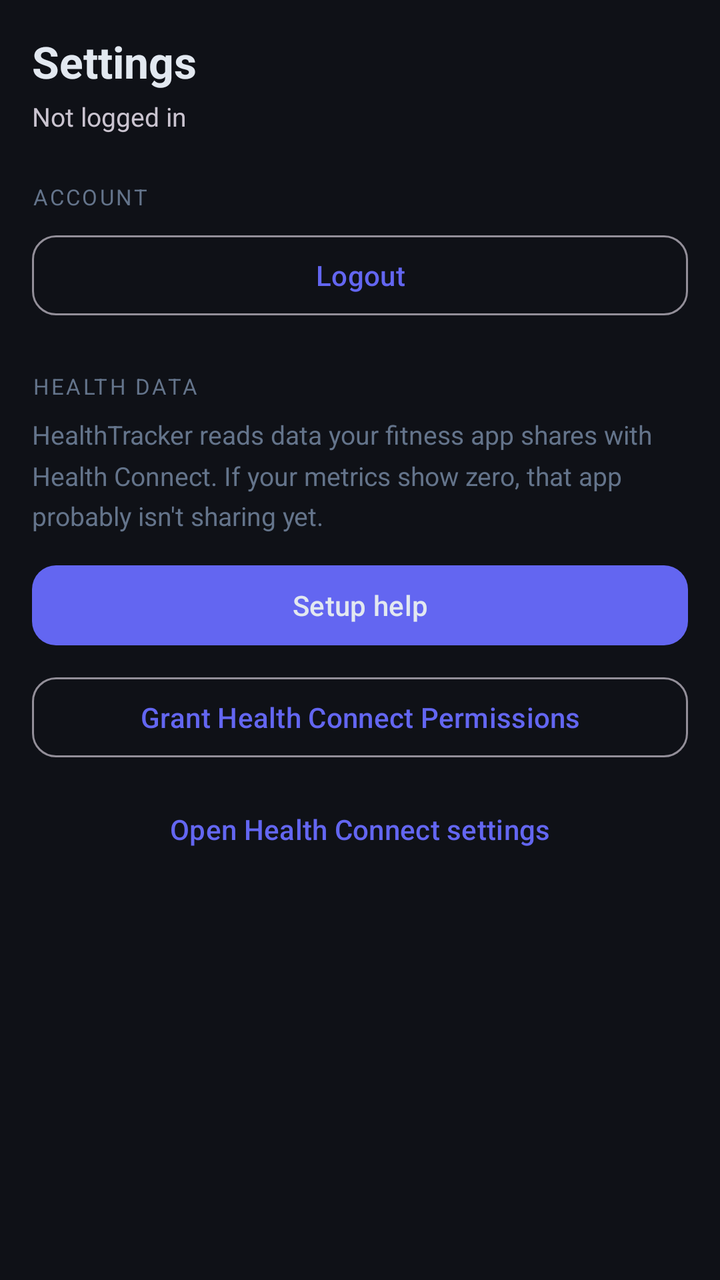
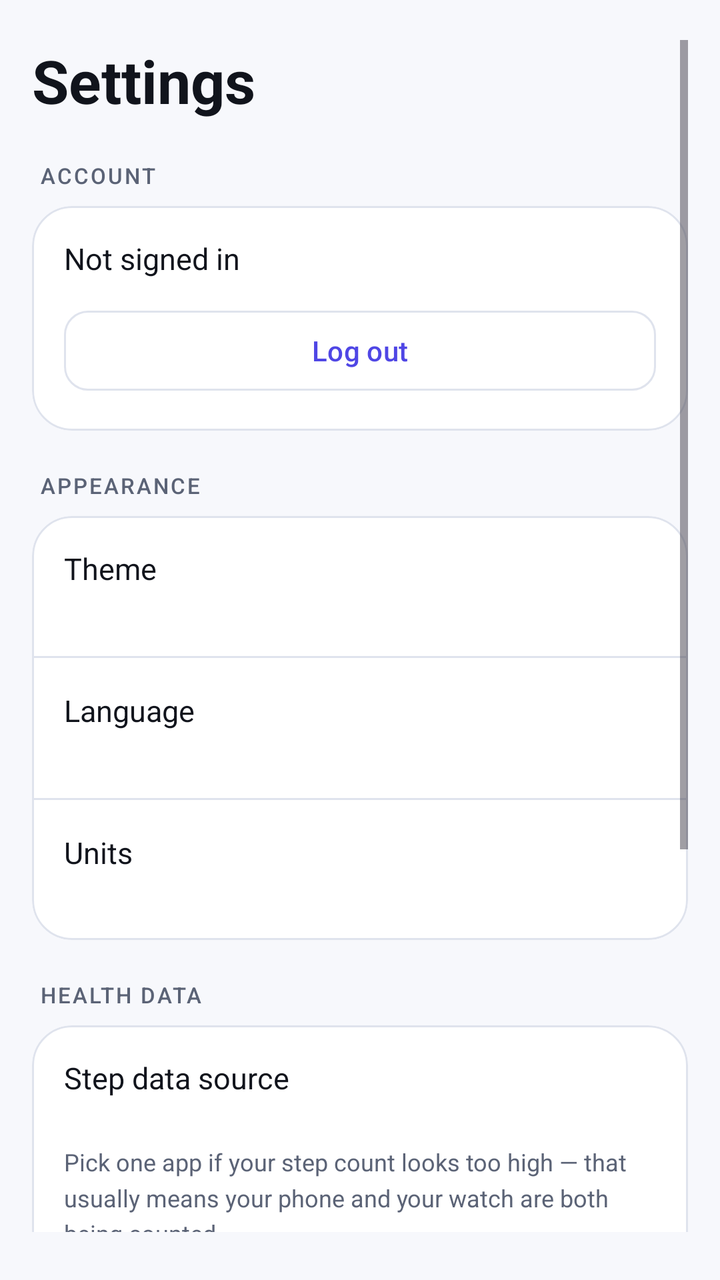

Screens rendered from an Android XML layout before and after an edit, with the pre-edit source and the edit as a unified diff.
<!-- AndroidManifest.xml: application theme Theme.HealthTracker -->
<!-- res/layout/fragment_settings.xml -->
<?xml version="1.0" encoding="utf-8"?>
<ScrollView xmlns:android="http://schemas.android.com/apk/res/android"
    xmlns:app="http://schemas.android.com/apk/res-auto"
    android:layout_width="match_parent"
    android:layout_height="match_parent"
    android:background="@color/background"
    android:padding="16dp">

    <LinearLayout
        android:layout_width="match_parent"
        android:layout_height="wrap_content"
        android:orientation="vertical">

        <TextView
            android:layout_width="wrap_content"
            android:layout_height="wrap_content"
            android:text="Settings"
            android:textSize="22sp"
            android:textStyle="bold"
            android:textColor="@color/text_primary"
            android:layout_marginBottom="4dp" />

        <TextView
            android:id="@+id/text_status"
            android:layout_width="wrap_content"
            android:layout_height="wrap_content"
            android:text="Not logged in"
            android:textSize="13sp"
            android:layout_marginBottom="24dp" />

        <TextView
            android:layout_width="wrap_content"
            android:layout_height="wrap_content"
            android:text="ACCOUNT"
            android:textSize="11sp"
            android:textColor="@color/text_secondary"
            android:letterSpacing="0.1"
            android:layout_marginBottom="8dp" />

        <com.google.android.material.button.MaterialButton
            android:id="@+id/btn_logout"
            style="@style/Widget.Material3.Button.OutlinedButton"
            android:layout_width="match_parent"
            android:layout_height="wrap_content"
            android:text="Logout"
            app:cornerRadius="12dp"
            android:layout_marginBottom="24dp" />

        <TextView
            android:layout_width="wrap_content"
            android:layout_height="wrap_content"
            android:text="HEALTH DATA"
            android:textSize="11sp"
            android:textColor="@color/text_secondary"
            android:letterSpacing="0.1"
            android:layout_marginBottom="8dp" />

        <TextView
            android:layout_width="match_parent"
            android:layout_height="wrap_content"
            android:textSize="13sp"
            android:textColor="@color/text_secondary"
            android:lineSpacingMultiplier="1.3"
            android:layout_marginBottom="12dp"
            android:text="HealthTracker reads data your fitness app shares with Health Connect. If your metrics show zero, that app probably isn't sharing yet." />

        <com.google.android.material.button.MaterialButton
            android:id="@+id/btn_setup_help"
            android:layout_width="match_parent"
            android:layout_height="wrap_content"
            android:text="Setup help"
            app:cornerRadius="12dp"
            android:layout_marginBottom="8dp" />

        <com.google.android.material.button.MaterialButton
            android:id="@+id/btn_grant_health"
            style="@style/Widget.Material3.Button.OutlinedButton"
            android:layout_width="match_parent"
            android:layout_height="wrap_content"
            android:text="Grant Health Connect Permissions"
            app:cornerRadius="12dp"
            android:layout_marginBottom="8dp" />

        <com.google.android.material.button.MaterialButton
            android:id="@+id/btn_open_health_settings"
            style="@style/Widget.Material3.Button.TextButton"
            android:layout_width="match_parent"
            android:layout_height="wrap_content"
            android:text="Open Health Connect settings" />

    </LinearLayout>
</ScrollView>
<!-- resources referenced by this layout -->
<resources>
  <color name="background">#0F1117</color>
  <color name="text_primary">#E2E8F0</color>
  <color name="text_secondary">#64748B</color>
  <style name="Theme.HealthTracker" parent="Theme.Material3.Dark">
          <item name="colorPrimary">@color/accent</item>
          <item name="colorOnPrimary">@color/text_primary</item>
          <item name="colorSurface">@color/surface</item>
          <item name="colorOnSurface">@color/text_primary</item>
          <item name="android:colorBackground">@color/background</item>
          <item name="android:windowBackground">@color/background</item>
          
          <item name="android:statusBarColor">@android:color/transparent</item>
          <item name="android:navigationBarColor">@android:color/transparent</item>
          <item name="android:windowLightStatusBar">false</item>
      </style>
  <color name="accent">#6366F1</color>
  <color name="surface">#1A1D27</color>
</resources>

<!-- the commit's change to res/layout/fragment_settings.xml (unified diff, before → after) -->
@@ -4,7 +4,10 @@
     android:layout_width="match_parent"
     android:layout_height="match_parent"
     android:background="@color/background"
-    android:padding="16dp">
+    android:paddingStart="16dp"
+    android:paddingEnd="16dp"
+    android:paddingTop="20dp"
+    android:paddingBottom="24dp">
 
     <LinearLayout
         android:layout_width="match_parent"
@@ -14,79 +17,257 @@
         <TextView
             android:layout_width="wrap_content"
             android:layout_height="wrap_content"
-            android:text="Settings"
-            android:textSize="22sp"
+            android:text="@string/settings"
+            android:textSize="30sp"
             android:textStyle="bold"
             android:textColor="@color/text_primary"
-            android:layout_marginBottom="4dp" />
-
-        <TextView
-            android:id="@+id/text_status"
-            android:layout_width="wrap_content"
-            android:layout_height="wrap_content"
-            android:text="Not logged in"
-            android:textSize="13sp"
-            android:layout_marginBottom="24dp" />
-
-        <TextView
-            android:layout_width="wrap_content"
-            android:layout_height="wrap_content"
-            android:text="ACCOUNT"
-            android:textSize="11sp"
-            android:textColor="@color/text_secondary"
-            android:letterSpacing="0.1"
-            android:layout_marginBottom="8dp" />
-
-        <com.google.android.material.button.MaterialButton
-            android:id="@+id/btn_logout"
-            style="@style/Widget.Material3.Button.OutlinedButton"
-            android:layout_width="match_parent"
-            android:layout_height="wrap_content"
-            android:text="Logout"
-            app:cornerRadius="12dp"
-            android:layout_marginBottom="24dp" />
-
-        <TextView
-            android:layout_width="wrap_content"
-            android:layout_height="wrap_content"
-            android:text="HEALTH DATA"
-            android:textSize="11sp"
-            android:textColor="@color/text_secondary"
-            android:letterSpacing="0.1"
-            android:layout_marginBottom="8dp" />
-
-        <TextView
-            android:layout_width="match_parent"
-            android:layout_height="wrap_content"
-            android:textSize="13sp"
-            android:textColor="@color/text_secondary"
-            android:lineSpacingMultiplier="1.3"
-            android:layout_marginBottom="12dp"
-            android:text="HealthTracker reads data your fitness app shares with Health Connect. If your metrics show zero, that app probably isn't sharing yet." />
-
-        <com.google.android.material.button.MaterialButton
-            android:id="@+id/btn_setup_help"
-            android:layout_width="match_parent"
-            android:layout_height="wrap_content"
-            android:text="Setup help"
-            app:cornerRadius="12dp"
-            android:layout_marginBottom="8dp" />
-
-        <com.google.android.material.button.MaterialButton
-            android:id="@+id/btn_grant_health"
-            style="@style/Widget.Material3.Button.OutlinedButton"
-            android:layout_width="match_parent"
-            android:layout_height="wrap_content"
-            android:text="Grant Health Connect Permissions"
-            app:cornerRadius="12dp"
-            android:layout_marginBottom="8dp" />
-
-        <com.google.android.material.button.MaterialButton
-            android:id="@+id/btn_open_health_settings"
-            style="@style/Widget.Material3.Button.TextButton"
-            android:layout_width="match_parent"
-            android:layout_height="wrap_content"
-            android:text="Open Health Connect settings" />
+            android:layout_marginBottom="20dp" />
+
+        
+        <TextView
+            style="@style/TextAppearance.HealthTracker.SectionLabel"
+            android:layout_width="wrap_content"
+            android:layout_height="wrap_content"
+            android:text="@string/settings_account"
+            android:layout_marginStart="4dp"
+            android:layout_marginBottom="8dp" />
+
+        <com.google.android.material.card.MaterialCardView
+            style="@style/Widget.HealthTracker.Card"
+            android:layout_width="match_parent"
+            android:layout_height="wrap_content"
+            android:layout_marginBottom="20dp">
+
+            <LinearLayout
+                android:layout_width="match_parent"
+                android:layout_height="wrap_content"
+                android:orientation="vertical"
+                android:padding="16dp">
+
+                <TextView
+                    android:id="@+id/text_status"
+                    android:layout_width="match_parent"
+                    android:layout_height="wrap_content"
+                    android:text="@string/not_logged_in"
+                    android:textSize="15sp"
+                    android:textColor="@color/text_primary" />
+
+                <com.google.android.material.button.MaterialButton
+                    android:id="@+id/btn_logout"
+                    style="@style/Widget.Material3.Button.OutlinedButton"
+                    android:layout_width="match_parent"
+                    android:layout_height="wrap_content"
+                    android:text="@string/logout"
+                    android:layout_marginTop="12dp"
+                    app:cornerRadius="12dp" />
+            </LinearLayout>
+        </com.google.android.material.card.MaterialCardView>
+
+        
+        <TextView
+            style="@style/TextAppearance.HealthTracker.SectionLabel"
+            android:layout_width="wrap_content"
+            android:layout_height="wrap_content"
+            android:text="@string/settings_appearance"
+            android:layout_marginStart="4dp"
+            android:layout_marginBottom="8dp" />
+
+        <com.google.android.material.card.MaterialCardView
+            style="@style/Widget.HealthTracker.Card"
+            android:layout_width="match_parent"
+            android:layout_height="wrap_content"
+            android:layout_marginBottom="20dp">
+
+            <LinearLayout
+                android:layout_width="match_parent"
+                android:layout_height="wrap_content"
+                android:orientation="vertical">
+
+                <LinearLayout
+                    android:id="@+id/row_theme"
+                    android:layout_width="match_parent"
+                    android:layout_height="wrap_content"
+                    android:orientation="vertical"
+                    android:background="?attr/selectableItemBackground"
+                    android:padding="16dp">
+                    <TextView
+                        android:layout_width="wrap_content"
+                        android:layout_height="wrap_content"
+                        android:text="@string/settings_theme"
+                        android:textSize="15sp"
+                        android:textColor="@color/text_primary" />
+                    <TextView
+                        android:id="@+id/text_theme_value"
+                        android:layout_width="wrap_content"
+                        android:layout_height="wrap_content"
+                        android:textSize="13sp"
+                        android:textColor="@color/text_secondary" />
+                </LinearLayout>
+
+                <View
+                    android:layout_width="match_parent"
+                    android:layout_height="1dp"
+                    android:background="@color/outline" />
+
+                <LinearLayout
+                    android:id="@+id/row_language"
+                    android:layout_width="match_parent"
+                    android:layout_height="wrap_content"
+                    android:orientation="vertical"
+                    android:background="?attr/selectableItemBackground"
+                    android:padding="16dp">
+                    <TextView
+                        android:layout_width="wrap_content"
+                        android:layout_height="wrap_content"
+                        android:text="@string/settings_language"
+                        android:textSize="15sp"
+                        android:textColor="@color/text_primary" />
+                    <TextView
+                        android:id="@+id/text_language_value"
+                        android:layout_width="wrap_content"
+                        android:layout_height="wrap_content"
+                        android:textSize="13sp"
+                        android:textColor="@color/text_secondary" />
+                </LinearLayout>
+
+                <View
+                    android:layout_width="match_parent"
+                    android:layout_height="1dp"
+                    android:background="@color/outline" />
+
+                <LinearLayout
+                    android:id="@+id/row_units"
+                    android:layout_width="match_parent"
+                    android:layout_height="wrap_content"
+                    android:orientation="vertical"
+                    android:background="?attr/selectableItemBackground"
+                    android:padding="16dp">
+                    <TextView
+                        android:layout_width="wrap_content"
+                        android:layout_height="wrap_content"
+                        android:text="@string/settings_units"
+                        android:textSize="15sp"
+                        android:textColor="@color/text_primary" />
+                    <TextView
+                        android:id="@+id/text_units_value"
+                        android:layout_width="wrap_content"
+                        android:layout_height="wrap_content"
+                        android:textSize="13sp"
+                        android:textColor="@color/text_secondary" />
+                </LinearLayout>
+            </LinearLayout>
+        </com.google.android.material.card.MaterialCardView>
+
+        
+        <TextView
+            style="@style/TextAppearance.HealthTracker.SectionLabel"
+            android:layout_width="wrap_content"
+            android:layout_height="wrap_content"
+            android:text="@string/settings_health_data"
+            android:layout_marginStart="4dp"
+            android:layout_marginBottom="8dp" />
+
+        <com.google.android.material.card.MaterialCardView
+            style="@style/Widget.HealthTracker.Card"
+            android:layout_width="match_parent"
+            android:layout_height="wrap_content"
+            android:layout_marginBottom="20dp">
+
+            <LinearLayout
+                android:layout_width="match_parent"
+                android:layout_height="wrap_content"
+                android:orientation="vertical">
+
+                <LinearLayout
+                    android:id="@+id/row_step_source"
+                    android:layout_width="match_parent"
+                    android:layout_height="wrap_content"
+                    android:orientation="vertical"
+                    android:background="?attr/selectableItemBackground"
+                    android:padding="16dp">
+                    <TextView
+                        android:layout_width="wrap_content"
+                        android:layout_height="wrap_content"
+                        android:text="@string/settings_step_source"
+                        android:textSize="15sp"
+                        android:textColor="@color/text_primary" />
+                    <TextView
+                        android:id="@+id/text_step_source_value"
+                        android:layout_width="wrap_content"
+                        android:layout_height="wrap_content"
+                        android:textSize="13sp"
+                        android:textColor="@color/text_secondary" />
+                    <TextView
+                        android:layout_width="match_parent"
+                        android:layout_height="wrap_content"
+                        android:text="@string/step_source_help"
+                        android:textSize="12sp"
+                        android:lineSpacingMultiplier="1.25"
+                        android:textColor="@color/text_secondary"
+                        android:layout_marginTop="6dp" />
+                </LinearLayout>
+
+                <View
+                    android:layout_width="match_parent"
+                    android:layout_height="1dp"
+                    android:background="@color/outline" />
+
+                <LinearLayout
+                    android:layout_width="match_parent"
+                    android:layout_height="wrap_content"
+                    android:orientation="vertical"
+                    android:padding="16dp">
+
+                    <com.google.android.material.button.MaterialButton
+                        android:id="@+id/btn_setup_help"
+                        android:layout_width="match_parent"
+                        android:layout_height="wrap_content"
+                        android:text="@string/setup_help"
+                        app:cornerRadius="12dp"
+                        android:layout_marginBottom="8dp" />
+
+                    <com.google.android.material.button.MaterialButton
+                        android:id="@+id/btn_grant_health"
+                        style="@style/Widget.Material3.Button.OutlinedButton"
+                        android:layout_width="match_parent"
+                        android:layout_height="wrap_content"
+                        android:text="@string/grant_health_permissions"
+                        app:cornerRadius="12dp"
+                        android:layout_marginBottom="4dp" />
+
+                    <com.google.android.material.button.MaterialButton
+                        android:id="@+id/btn_open_health_settings"
+                        style="@style/Widget.Material3.Button.TextButton"
+                        android:layout_width="match_parent"
+                        android:layout_height="wrap_content"
+                        android:text="@string/open_health_connect" />
+                </LinearLayout>
+            </LinearLayout>
+        </com.google.android.material.card.MaterialCardView>
+
+        
+        <TextView
+            style="@style/TextAppearance.HealthTracker.SectionLabel"
+            android:layout_width="wrap_content"
+            android:layout_height="wrap_content"
+            android:text="@string/settings_sync"
+            android:layout_marginStart="4dp"
+            android:layout_marginBottom="8dp" />
+
+        <com.google.android.material.card.MaterialCardView
+            style="@style/Widget.HealthTracker.Card"
+            android:layout_width="match_parent"
+            android:layout_height="wrap_content">
+
+            <TextView
+                android:layout_width="match_parent"
+                android:layout_height="wrap_content"
+                android:text="@string/sync_explanation"
+                android:textSize="13sp"
+                android:lineSpacingMultiplier="1.3"
+                android:textColor="@color/text_secondary"
+                android:padding="16dp" />
+        </com.google.android.material.card.MaterialCardView>
 
     </LinearLayout>
 </ScrollView>
<!-- resource entries referenced after the edit -->
@@ -1,21 +1,63 @@
 <!-- resources referenced by this layout -->
 <resources>
-  <color name="background">#0F1117</color>
-  <color name="text_primary">#E2E8F0</color>
-  <color name="text_secondary">#64748B</color>
-  <style name="Theme.HealthTracker" parent="Theme.Material3.Dark">
+  <color name="background">#F7F8FC</color>
+  <color name="outline">#DFE3ED</color>
+  <color name="text_primary">#11141C</color>
+  <color name="text_secondary">#5B6376</color>
+  <string name="grant_health_permissions">Grant Health Connect permissions</string>
+  <string name="logout">Log out</string>
+  <string name="not_logged_in">Not signed in</string>
+  <string name="open_health_connect">Open Health Connect settings</string>
+  <string name="settings">Settings</string>
+  <string name="settings_account">Account</string>
+  <string name="settings_appearance">Appearance</string>
+  <string name="settings_health_data">Health data</string>
+  <string name="settings_language">Language</string>
+  <string name="settings_step_source">Step data source</string>
+  <string name="settings_sync">Sync</string>
+  <string name="settings_theme">Theme</string>
+  <string name="settings_units">Units</string>
+  <string name="setup_help">Setup help</string>
+  <string name="step_source_help">Pick one app if your step count looks too high — that usually means your phone and your watch are both being counted.</string>
+  <string name="sync_explanation">Syncs when you open the app and every 3 hours in the background.</string>
+  <style name="TextAppearance.HealthTracker.SectionLabel" parent="TextAppearance.Material3.LabelSmall">
+          <item name="android:textColor">@color/text_secondary</item>
+          <item name="android:letterSpacing">0.09</item>
+          <item name="android:textAllCaps">true</item>
+          <item name="android:textSize">11sp</item>
+      </style>
+  <style name="Widget.HealthTracker.Card" parent="Widget.Material3.CardView.Outlined">
+          <item name="cardBackgroundColor">@color/surface</item>
+          <item name="cardCornerRadius">20dp</item>
+          <item name="cardElevation">0dp</item>
+          <item name="strokeColor">@color/outline</item>
+          <item name="strokeWidth">1dp</item>
+      </style>
+  <style name="Theme.HealthTracker" parent="Theme.Material3.DayNight.NoActionBar">
           <item name="colorPrimary">@color/accent</item>
-          <item name="colorOnPrimary">@color/text_primary</item>
+          <item name="colorOnPrimary">#FFFFFF</item>
+          <item name="colorPrimaryContainer">@color/accent_container</item>
+          <item name="colorOnPrimaryContainer">@color/text_primary</item>
+          <item name="colorSecondary">@color/accent</item>
           <item name="colorSurface">@color/surface</item>
           <item name="colorOnSurface">@color/text_primary</item>
+          <item name="colorSurfaceVariant">@color/surface_variant</item>
+          <item name="colorOnSurfaceVariant">@color/text_secondary</item>
+          <item name="colorOutline">@color/outline</item>
+          <item name="colorError">@color/accent_red</item>
           <item name="android:colorBackground">@color/background</item>
           <item name="android:windowBackground">@color/background</item>
+  
           
           <item name="android:statusBarColor">@android:color/transparent</item>
           <item name="android:navigationBarColor">@android:color/transparent</item>
-          <item name="android:windowLightStatusBar">false</item>
+          <item name="android:windowLightStatusBar">true</item>
+          <item name="android:windowLightNavigationBar" tools:targetApi="o_mr1">true</item>
       </style>
-  <color name="accent">#6366F1</color>
-  <color name="surface">#1A1D27</color>
+  <color name="surface">#FFFFFF</color>
+  <color name="accent">#4F46E5</color>
+  <color name="accent_container">#E5E4FB</color>
+  <color name="surface_variant">#EEF1F8</color>
+  <color name="accent_red">#E11D48</color>
 </resources>
 
